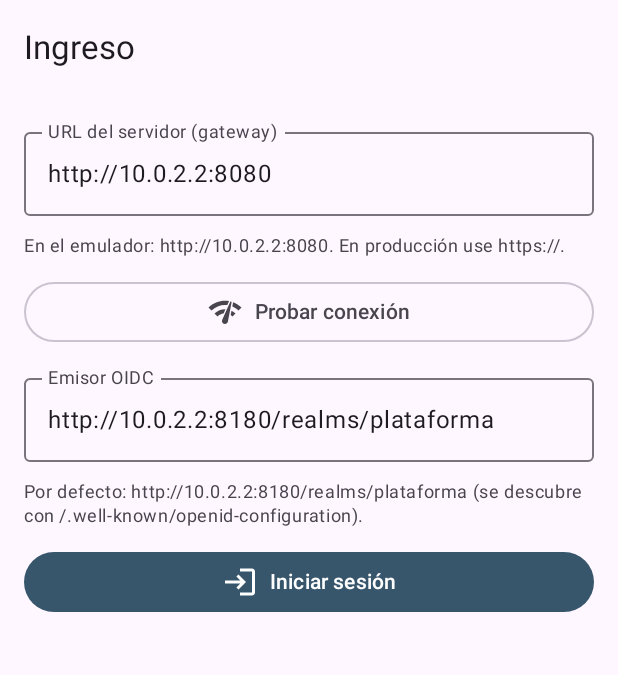
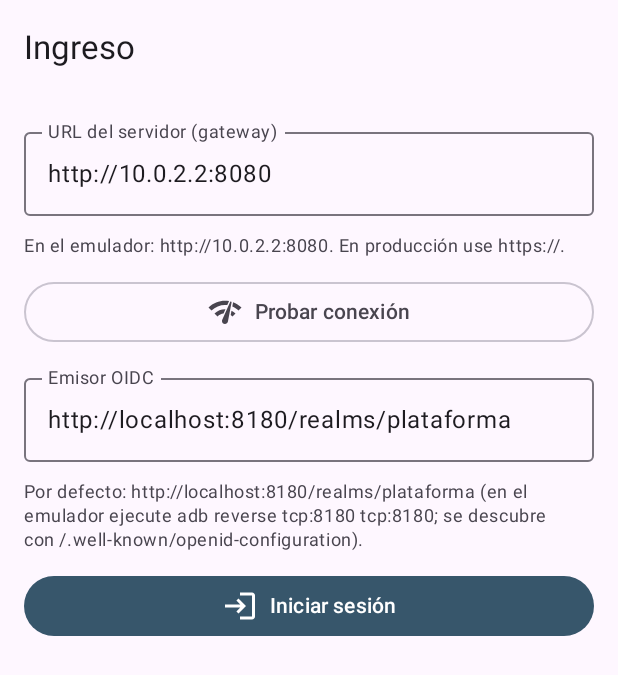
Before and after one commit to Gantu78/danos, an Android app built with Jetpack Compose: the RutaIngreso screen opened through its navigation route, on a phone screen of 412 x 824 dp. Shown: the top 675 px of the screen. Run offline under Robolectric (Android 15) with nearby library versions, the phone set to English and light mode, and no system bars; our stand-ins replace Dagger/Hilt's generated code; libraries missing offline, so code that uses them is left out: net.openid.appauth; 1 statement that could not run was skipped.

Commit message:
Cambiar emisor OIDC por omisión a localhost:8180 y documentar adb reverse
Co-Authored-By: Gemini <noreply@google.com>

```diff
--- a/app/build.gradle.kts
+++ b/app/build.gradle.kts
@@ -39,7 +39,7 @@ android {
         testInstrumentationRunner = "androidx.test.runner.AndroidJUnitRunner"
 
         manifestPlaceholders["appAuthRedirectScheme"] = "co.plataforma.danos"
-        buildConfigField("String", "EMISOR_OIDC_DEFECTO", "\"http://10.0.2.2:8180/realms/plataforma\"")
+        buildConfigField("String", "EMISOR_OIDC_DEFECTO", "\"http://localhost:8180/realms/plataforma\"")
     }
 
     signingConfigs {
--- a/app/src/main/java/com/example/danos/dominio/Modelos.kt
+++ b/app/src/main/java/com/example/danos/dominio/Modelos.kt
@@ -101,7 +101,7 @@ data class ResumenEvaluacion(
 )
 
 const val MENSAJE_INICIAR_SESION = "Inicie sesión para sincronizar"
-const val EMISOR_OIDC_POR_DEFECTO = "http://10.0.2.2:8180/realms/plataforma"
+const val EMISOR_OIDC_POR_DEFECTO = "http://localhost:8180/realms/plataforma"
 
 /** Identidad extraída del token OIDC según el contrato del realm "plataforma" (DA-15). */
 data class SesionIdentidad(
--- a/app/src/main/java/com/example/danos/infraestructura/identidad/ConexionOidcBuilder.kt
+++ b/app/src/main/java/com/example/danos/infraestructura/identidad/ConexionOidcBuilder.kt
@@ -10,7 +10,8 @@ import java.util.concurrent.TimeUnit
 
 /**
  * En release exige estrictamente HTTPS (H-72).
- * En debug admite también HTTP para conectarse al Keycloak local del emulador (http://10.0.2.2:8180).
+ * En debug admite también HTTP para conectarse al Keycloak local desde el emulador
+ * (http://localhost:8180 con `adb reverse tcp:8180 tcp:8180`).
  */
 class ConexionOidcBuilder(
     private val permitirHttpDesarrollo: Boolean = BuildConfig.DEBUG,
--- a/app/src/main/java/com/example/danos/presentacion/ingreso/IngresoViewModel.kt
+++ b/app/src/main/java/com/example/danos/presentacion/ingreso/IngresoViewModel.kt
@@ -249,6 +249,6 @@ class IngresoViewModel @Inject constructor(
         if (exigirHttps) {
             "Escribe una URL HTTPS válida para el emisor OIDC"
         } else {
-            "Escribe una URL válida para el emisor, por ejemplo http://10.0.2.2:8180/realms/plataforma"
+            "Escribe una URL válida para el emisor, por ejemplo http://localhost:8180/realms/plataforma"
         }
 }
--- a/app/src/main/res/values/strings.xml
+++ b/app/src/main/res/values/strings.xml
@@ -15,7 +15,7 @@
     <string name="campo_url_api">URL del servidor (gateway)</string>
     <string name="ayuda_url_api">En el emulador: http://10.0.2.2:8080. En producción use https://.</string>
     <string name="campo_url_emisor">Emisor OIDC</string>
-    <string name="ayuda_url_emisor">Por defecto: http://10.0.2.2:8180/realms/plataforma (se descubre con /.well-known/openid-configuration).</string>
+    <string name="ayuda_url_emisor">Por defecto: http://localhost:8180/realms/plataforma (en el emulador ejecute adb reverse tcp:8180 tcp:8180; se descubre con /.well-known/openid-configuration).</string>
     <string name="probar_conexion">Probar conexión</string>
     <string name="iniciar_sesion">Iniciar sesión</string>
     <string name="cerrar_sesion">Cerrar sesión</string>
```
Also changed, not shown: 2 other files.
